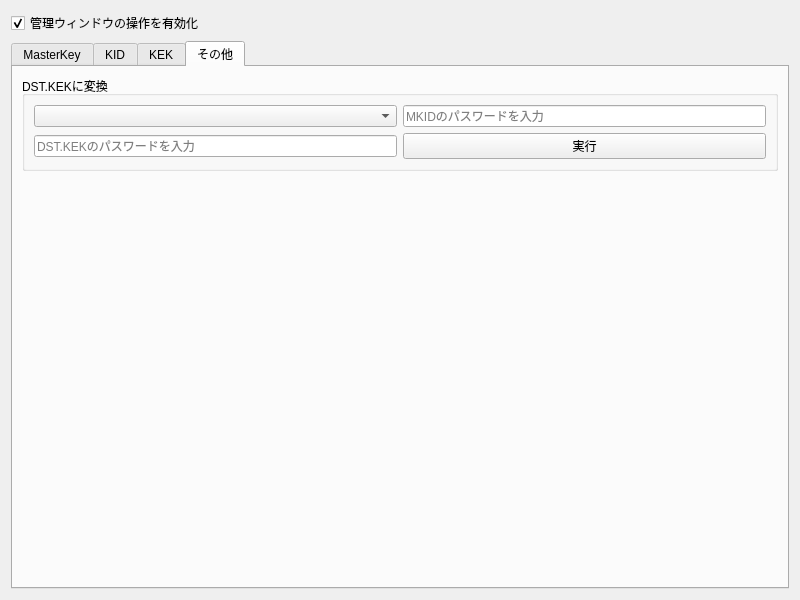
Before: the Qt Designer form src/GUI/admin.ui in yy981-jp/EAD7, drawn with Qt 5.
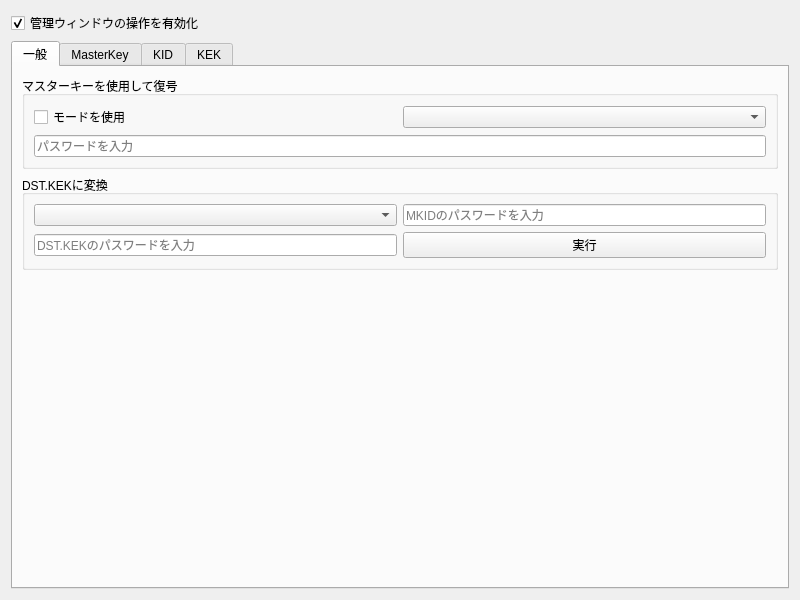
After: the same form once the commit is applied. The open tabs and pages were chosen to show the change. Custom widgets are drawn as their Qt base class.

What changed in the file:
```diff
--- a/src/GUI/admin.ui
+++ b/src/GUI/admin.ui
@@ -38,12 +38,123 @@
    </item>
    <item row="1" column="0">
     <widget class="QTabWidget" name="tabWidget">
+     <property name="sizePolicy">
+      <sizepolicy hsizetype="Preferred" vsizetype="Expanding">
+       <horstretch>0</horstretch>
+       <verstretch>0</verstretch>
+      </sizepolicy>
+     </property>
      <property name="autoFillBackground">
       <bool>true</bool>
      </property>
      <property name="currentIndex">
       <number>0</number>
      </property>
+     <widget class="QWidget" name="tab_other">
+      <attribute name="title">
+       <string>一般</string>
+      </attribute>
+      <layout class="QGridLayout" name="gridLayout_5">
+       <item row="2" column="0">
+        <spacer name="OT_verticalSpacer">
+         <property name="orientation">
+          <enum>Qt::Orientation::Vertical</enum>
+         </property>
+         <property name="sizeHint" stdset="0">
+          <size>
+           <width>20</width>
+           <height>40</height>
+          </size>
+         </property>
+        </spacer>
+       </item>
+       <item row="1" column="0">
+        <widget class="QGroupBox" name="OT_dst">
+         <property name="title">
+          <string>DST.KEKに変換</string>
+         </property>
+         <layout class="QGridLayout" name="gridLayout_11">
+          <item row="0" column="1">
+           <widget class="QComboBox" name="OT_dst_index">
+            <property name="sizePolicy">
+             <sizepolicy hsizetype="Preferred" vsizetype="Fixed">
+              <horstretch>0</horstretch>
+              <verstretch>0</verstretch>
+             </sizepolicy>
+            </property>
+            <property name="placeholderText">
+             <string>対象のADM.KEKを選択</string>
+            </property>
+           </widget>
+          </item>
+          <item row="0" column="2">
+           <widget class="QLineEdit" name="OT_dst_mkpass">
+            <property name="placeholderText">
+             <string>MKIDのパスワードを入力</string>
+            </property>
+           </widget>
+          </item>
+          <item row="1" column="1">
+           <widget class="QLineEdit" name="OT_dst_pass">
+            <property name="sizePolicy">
+             <sizepolicy hsizetype="MinimumExpanding" vsizetype="Fixed">
+              <horstretch>0</horstretch>
+              <verstretch>0</verstretch>
+             </sizepolicy>
+            </property>
+            <property name="placeholderText">
+             <string>DST.KEKのパスワードを入力</string>
+            </property>
+           </widget>
+          </item>
+          <item row="1" column="2">
+           <widget class="QPushButton" name="OT_dst_run">
+            <property name="sizePolicy">
+             <sizepolicy hsizetype="Preferred" vsizetype="Fixed">
+              <horstretch>0</horstretch>
+              <verstretch>0</verstretch>
+             </sizepolicy>
+            </property>
+            <property name="text">
+             <string>実行</string>
+            </property>
+           </widget>
+          </item>
+         </layout>
+        </widget>
+       </item>
+       <item row="0" column="0">
+        <widget class="QGroupBox" name="dec">
+         <property name="title">
+          <string>マスターキーを使用して復号</string>
+         </property>
+         <layout class="QGridLayout" name="gridLayout_12">
+          <item row="0" column="1">
+           <widget class="QComboBox" name="OT_dec_mk_index">
+            <property name="placeholderText">
+             <string>MKIDを選択</string>
+            </property>
+           </widget>
+          </item>
+          <item row="0" column="0">
+           <widget class="QCheckBox" name="OT_dec_enable">
+            <property name="text">
+             <string>モードを使用</string>
+            </property>
+           </widget>
+          </item>
+          <item row="1" column="0" colspan="2">
+           <widget class="QLineEdit" name="OT_dec_mk_pass">
+            <property name="placeholderText">
+             <string>パスワードを入力</string>
+            </property>
+           </widget>
+          </item>
+         </layout>
+        </widget>
+       </item>
+      </layout>
+     </widget>
      <widget class="QWidget" name="tab_mk">
       <attribute name="title">
        <string>MasterKey</string>
@@ -320,17 +431,13 @@
          </property>
         </widget>
        </item>
-      </layout>
-     </widget>
-     <widget class="QWidget" name="tab_other">
-      <attribute name="title">
-       <string>その他</string>
-      </attribute>
-      <layout class="QGridLayout" name="gridLayout_5">
-       <item row="1" column="0">
-        <spacer name="OT_verticalSpacer">
-         <property name="orientation">
-          <enum>Qt::Orientation::Vertical</enum>
+       <item row="3" column="0">
+        <widget class="QComboBox" name="KEK_index">
+         <property name="sizePolicy">
+          <sizepolicy hsizetype="Preferred" vsizetype="Fixed">
+           <horstretch>0</horstretch>
+           <verstretch>0</verstretch>
+          </sizepolicy>
          </property>
          <property name="sizeHint" stdset="0">
           <size>
@@ -338,61 +445,6 @@
            <height>40</height>
           </size>
          </property>
-        </spacer>
-       </item>
-       <item row="0" column="0">
-        <widget class="QGroupBox" name="OT_dst">
-         <property name="title">
-          <string>DST.KEKに変換</string>
-         </property>
-         <layout class="QGridLayout" name="gridLayout_11">
-          <item row="0" column="1">
-           <widget class="QComboBox" name="OT_dst_index">
-            <property name="sizePolicy">
-             <sizepolicy hsizetype="Preferred" vsizetype="Fixed">
-              <horstretch>0</horstretch>
-              <verstretch>0</verstretch>
-             </sizepolicy>
-            </property>
-            <property name="placeholderText">
-             <string>対象のADM.KEKを選択</string>
-            </property>
-           </widget>
-          </item>
-          <item row="0" column="2">
-           <widget class="QLineEdit" name="OT_dst_mkpass">
-            <property name="placeholderText">
-             <string>MKIDのパスワードを入力</string>
-            </property>
-           </widget>
-          </item>
-          <item row="1" column="1">
-           <widget class="QLineEdit" name="OT_dst_pass">
-            <property name="sizePolicy">
-             <sizepolicy hsizetype="MinimumExpanding" vsizetype="Fixed">
-              <horstretch>0</horstretch>
-              <verstretch>0</verstretch>
-             </sizepolicy>
-            </property>
-            <property name="placeholderText">
-             <string>DST.KEKのパスワードを入力</string>
-            </property>
-           </widget>
-          </item>
-          <item row="1" column="2">
-           <widget class="QPushButton" name="OT_dst_run">
-            <property name="sizePolicy">
-             <sizepolicy hsizetype="Preferred" vsizetype="Fixed">
-              <horstretch>0</horstretch>
-              <verstretch>0</verstretch>
-             </sizepolicy>
-            </property>
-            <property name="text">
-             <string>実行</string>
-            </property>
-           </widget>
-          </item>
-         </layout>
         </widget>
        </item>
       </layout>
```
Left out of the diff: 61 changed lines with no effect on the pictures.
